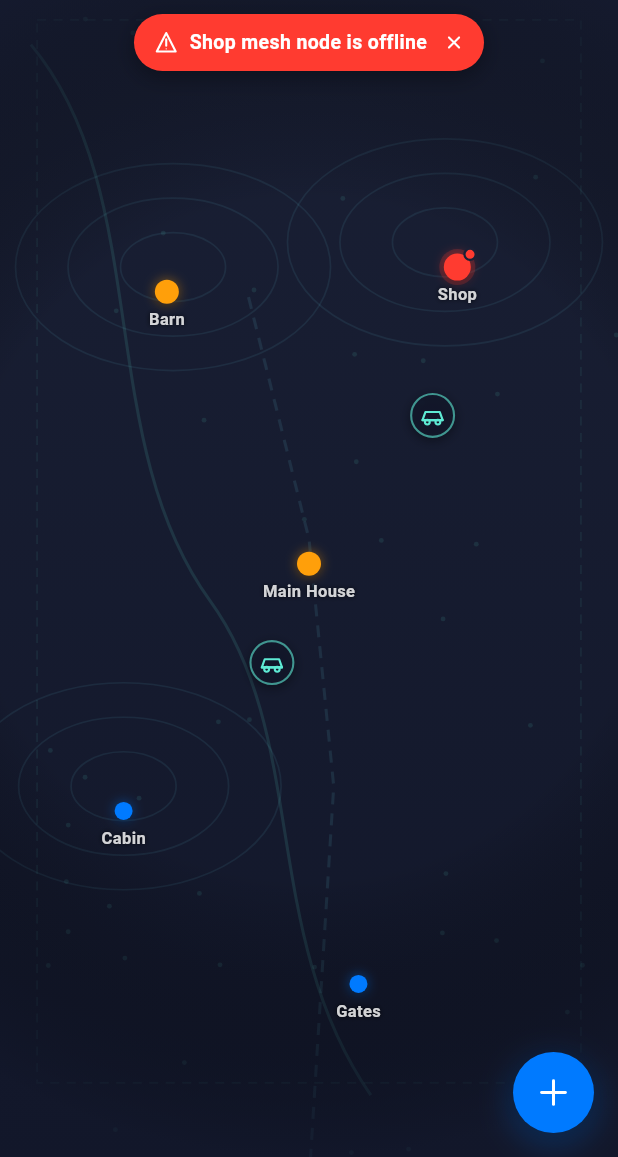
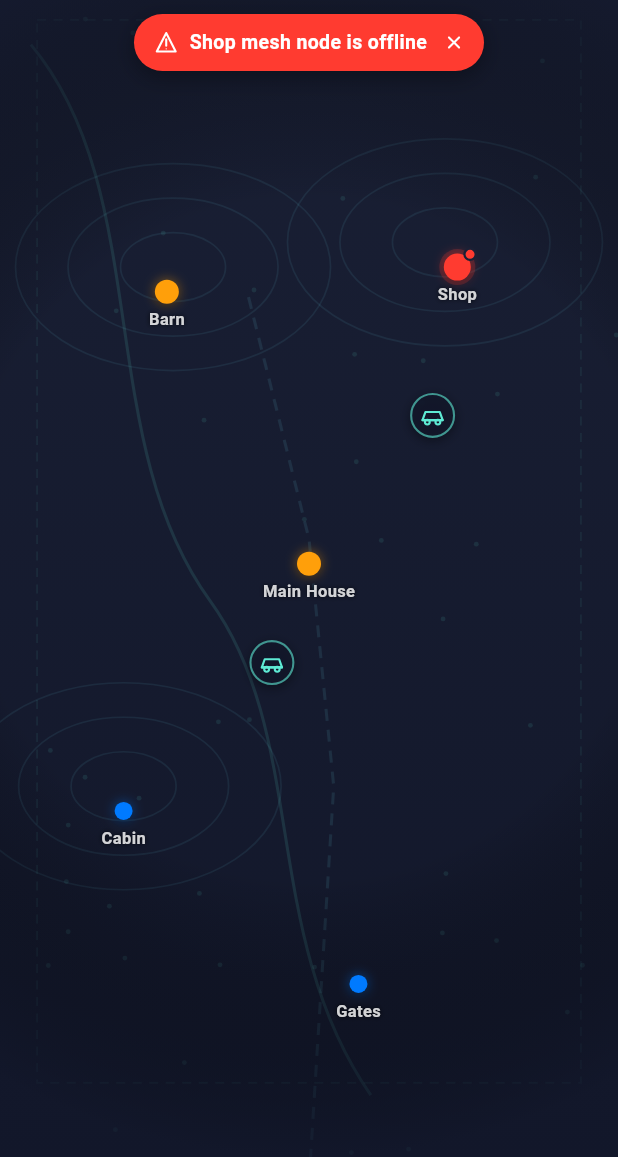
Before and after one commit to natehale05-gif/Nexus, a Flutter app: the screen it shows after launch, on a phone screen of 412 x 824 dp, the part 79-1236 px from its top. Run offline on Flutter 3.47's test engine with Material 3 defaults, Android fonts, the phone set to English and light mode, and no system bars; our stand-ins replace web; missing offline and left inert: dart:ui_web, pointer_interceptor.

Commit message:
Remove the floating add-accessory button from the Home map
Keeps the map free of persistent floating chrome, matching Apple Maps.
Add Accessory is still reachable from each zone's sheet.

```diff
--- a/app/lib/screens/home/home_tab.dart
+++ b/app/lib/screens/home/home_tab.dart
@@ -3,13 +3,10 @@ import 'dart:ui' as ui;
 import 'package:flutter/widgets.dart';
 import 'package:nexus_shared/nexus_shared.dart';
 import 'package:pointer_interceptor/pointer_interceptor.dart';
-import '../../icons/nexus_icons.dart';
 import '../../state/compound_scope.dart';
 import '../../state/server_client.dart';
 import '../../theme/tokens.dart';
 import '../../widgets/nexus_sheet.dart';
-import '../../widgets/press_scale.dart';
-import '../add_accessory/add_accessory_flow.dart';
 import '../building/building_view.dart';
 import '../nav_menu.dart';
 import 'cesium_map.dart';
@@ -21,8 +18,8 @@ import 'zone_pin.dart';
 import 'zone_sheet.dart';
 
 /// Home tab (Section 3): the map *is* Home - full bleed, edge to edge. The
-/// only chrome is a floating brand/status pill (top-left), the section menu
-/// (top-right), and the add-accessory button (bottom-right), Apple-Maps style.
+/// only chrome is a floating brand/status pill (top-left) and the section
+/// menu (top-right), Apple-Maps style.
 class HomeTab extends StatefulWidget {
   const HomeTab({super.key});
 
@@ -178,33 +175,6 @@ class _HomeTabState extends State<HomeTab> {
                       ),
                     ),
                   ),
-
-                // Add accessory (bottom-right).
-                Positioned(
-                  right: 16,
-                  bottom: 16,
-                  child: SafeArea(
-                    top: false,
-                    child: PointerInterceptor(
-                      child: PressScale(
-                        onTap: () => showAddAccessoryFlow(context),
-                        child: Container(
-                          width: 54,
-                          height: 54,
-                          decoration: BoxDecoration(
-                            color: NexusColors.blue,
-                            shape: BoxShape.circle,
-                            boxShadow: const [
-                              BoxShadow(color: Color(0x55007AFF), blurRadius: 18, offset: Offset(0, 6)),
-                              BoxShadow(color: Color(0x40000000), blurRadius: 10, offset: Offset(0, 3)),
-                            ],
-                          ),
-                          child: const Center(child: NexusIcon(NexusGlyph.plus, size: 22, color: Color(0xFFFFFFFF))),
-                        ),
-                      ),
-                    ),
-                  ),
-                ),
               ],
             ),
           );
```
